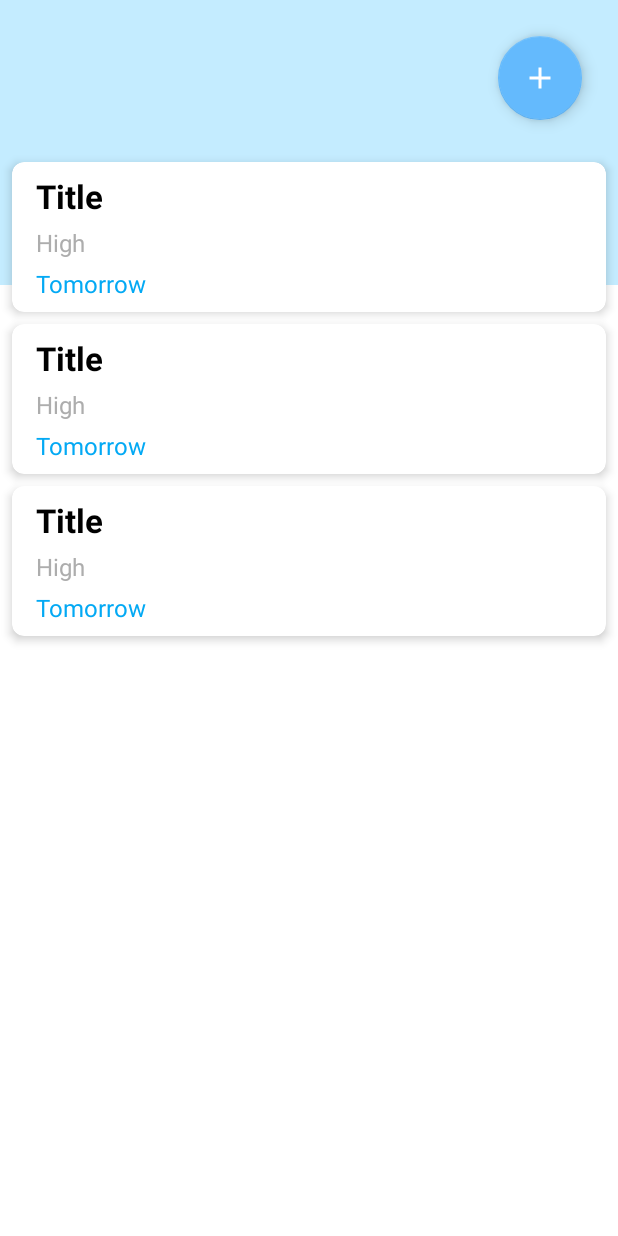
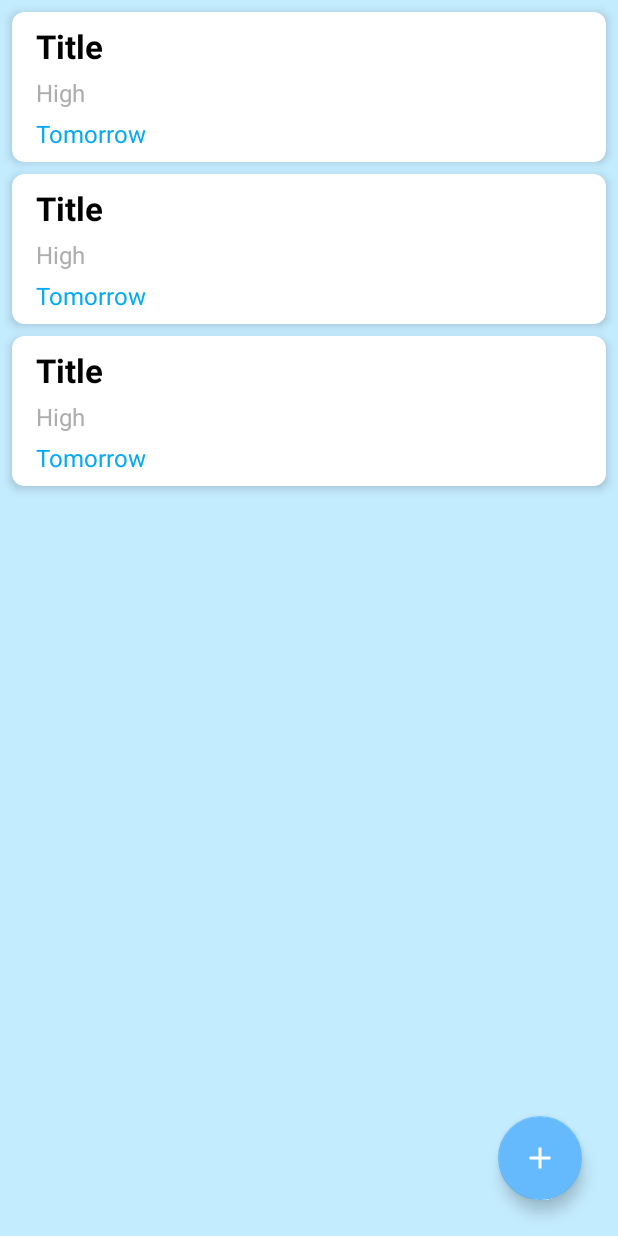
Before and after one commit to thanhtien99/Todolist, an Android app: the layout fragment_task.xml on its own in the app's theme, with its tools: preview values and no code run, on a phone screen of 412 x 824 dp. Run offline under Robolectric (Android 15) with nearby library versions, the phone set to English and light mode, and no system bars; Roboto replaces fonts that are not available here.

Commit message:
first commit

```diff
--- a/app/src/main/res/layout/fragment_task.xml
+++ b/app/src/main/res/layout/fragment_task.xml
@@ -7,43 +7,40 @@
         <variable
             name="viewModel"
             type="com.example.managework.mvvmtodolist.viewmodel.TaskViewModel" />
-
     </data>
 
-    <LinearLayout
+    <androidx.constraintlayout.widget.ConstraintLayout
         android:layout_width="match_parent"
         android:layout_height="match_parent"
-        android:orientation="vertical"
+        android:background="#C4ECFF"
         tools:context=".mvvmtodolist.ui.task.TaskFragment">
 
 
-        <LinearLayout
-            android:layout_width="match_parent"
-            android:layout_height="190dp"
-            android:background="#C4ECFF"
-            android:orientation="vertical">
-            <com.google.android.material.floatingactionbutton.FloatingActionButton
-                android:id="@+id/floatingActionButton"
-                android:layout_width="match_parent"
-                android:layout_height="wrap_content"
-                android:layout_gravity="end"
-                android:layout_marginRight="24dp"
-                android:layout_marginTop="24dp"
-                android:clickable="true"
-                android:padding="4dp"
-                android:src="@drawable/ic_add"
-                app:tint="@android:color/white" />
-        </LinearLayout>
-
         <androidx.recyclerview.widget.RecyclerView
             android:id="@+id/recycle_view"
-            android:layout_width="match_parent"
-            android:layout_height="match_parent"
-            app:layoutManager="androidx.recyclerview.widget.LinearLayoutManager"
+            android:layout_width="0dp"
+            android:layout_height="0dp"
             android:clipToPadding="false"
             android:padding="4dp"
-            android:layout_marginTop="-90dp"
-            tools:listitem="@layout/row_layout"/>
+            app:layoutManager="androidx.recyclerview.widget.LinearLayoutManager"
+            app:layout_constraintBottom_toBottomOf="parent"
+            app:layout_constraintEnd_toEndOf="parent"
+            app:layout_constraintHorizontal_bias="0.5"
+            app:layout_constraintStart_toStartOf="parent"
+            app:layout_constraintTop_toTopOf="parent"
+            tools:listitem="@layout/row_layout" />
 
-    </LinearLayout>
+        <com.google.android.material.floatingactionbutton.FloatingActionButton
+            android:id="@+id/floatingActionButton"
+            android:layout_width="wrap_content"
+            android:layout_height="wrap_content"
+            android:layout_marginEnd="24dp"
+            android:layout_marginRight="24dp"
+            android:layout_marginBottom="24dp"
+            android:clickable="true"
+            android:src="@drawable/ic_add"
+            app:layout_constraintBottom_toBottomOf="parent"
+            app:layout_constraintEnd_toEndOf="parent"
+            app:tint="@android:color/white" />
+    </androidx.constraintlayout.widget.ConstraintLayout>
 </layout>
```
Also changed, not shown: app/src/main/res/layout/fragment_add2.xml (+17 -7 lines).
